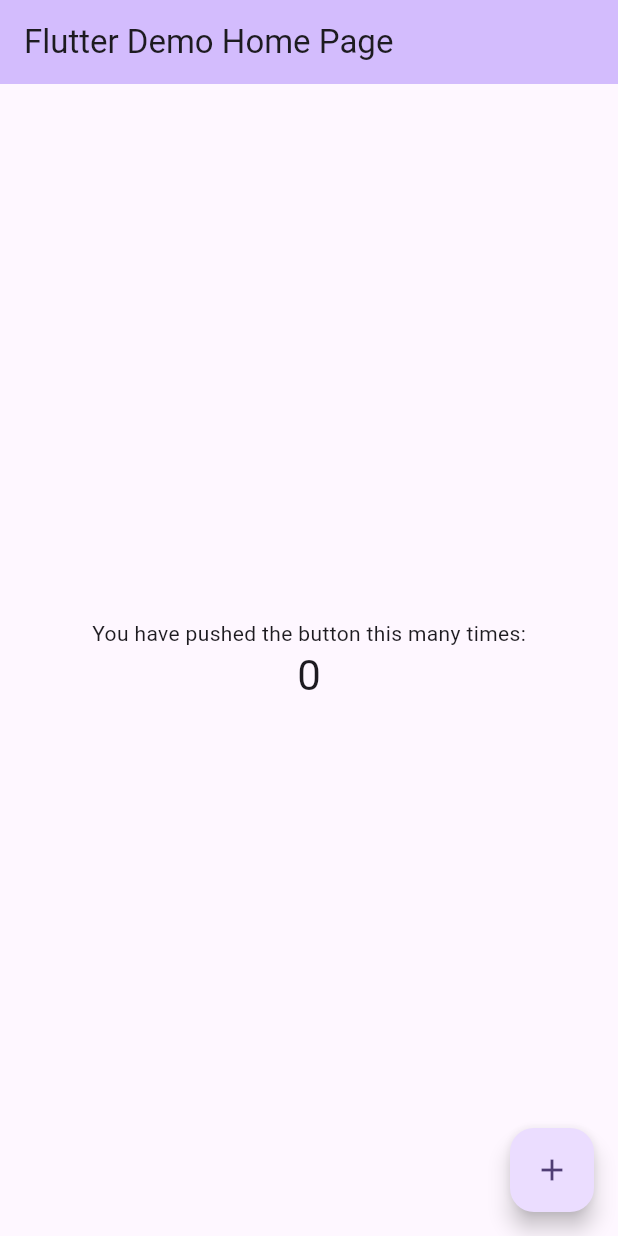
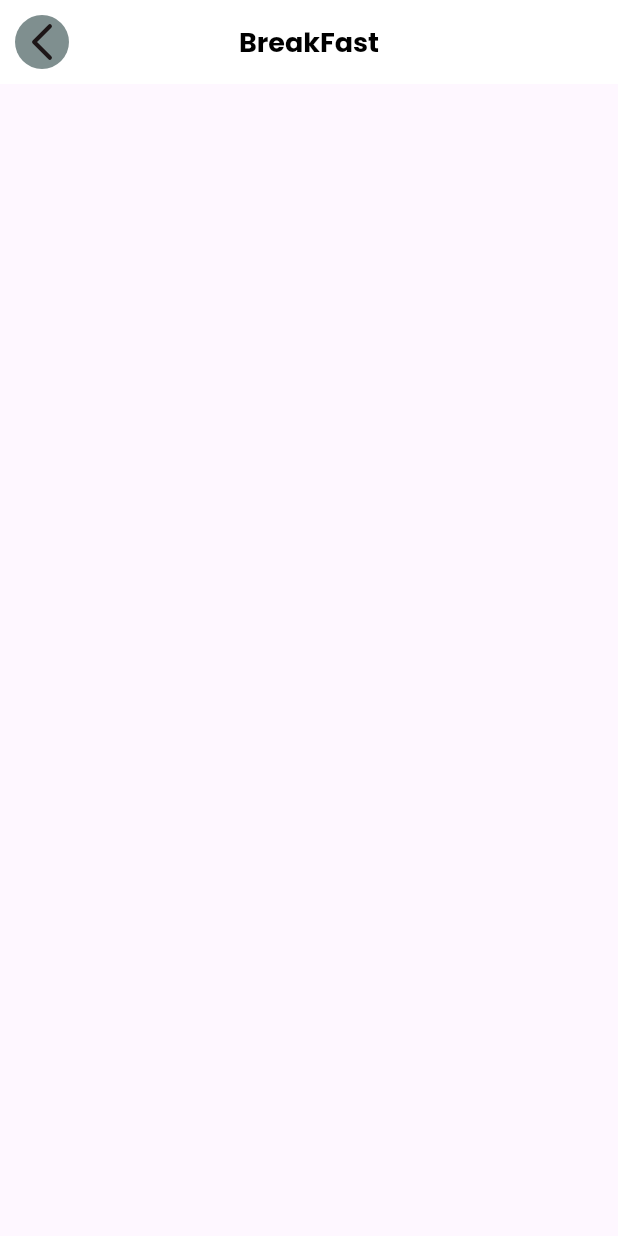
Before and after one commit to AfsanaDev/breakfast_shop, a Flutter app: the screen it shows after launch, on a phone screen of 412 x 824 dp. Run offline on Flutter 3.47's test engine with Material 3 defaults, Android fonts, the phone set to English and light mode, and no system bars; our stand-ins replace flutter_svg.

Commit message:
add packages in pubspec file, added other needed things

```diff
--- a/lib/main.dart
+++ b/lib/main.dart
@@ -1,4 +1,7 @@
+import 'package:breakfast_shop/pages/home.dart';
 import 'package:flutter/material.dart';
+
+
 
 void main() {
   runApp(const MyApp());
@@ -11,115 +14,9 @@
   @override
   Widget build(BuildContext context) {
     return MaterialApp(
-      title: 'Flutter Demo',
-      theme: ThemeData(
-        // This is the theme of your application.
-        //
-        // TRY THIS: Try running your application with "flutter run". You'll see
-        // the application has a purple toolbar. Then, without quitting the app,
-        // try changing the seedColor in the colorScheme below to Colors.green
-        // and then invoke "hot reload" (save your changes or press the "hot
-        // reload" button in a Flutter-supported IDE, or press "r" if you used
-        // the command line to start the app).
-        //
-        // Notice that the counter didn't reset back to zero; the application
-        // state is not lost during the reload. To reset the state, use hot
-        // restart instead.
-        //
-        // This works for code too, not just values: Most code changes can be
-        // tested with just a hot reload.
-        colorScheme: ColorScheme.fromSeed(seedColor: Colors.deepPurple),
-        useMaterial3: true,
-      ),
-      home: const MyHomePage(title: 'Flutter Demo Home Page'),
+      debugShowCheckedModeBanner: false,
+      theme: ThemeData( fontFamily: 'Poppins'),
+      home:const HomePage()
     );
   }
 }
-
-class MyHomePage extends StatefulWidget {
-  const MyHomePage({super.key, required this.title});
-
-  // This widget is the home page of your application. It is stateful, meaning
-  // that it has a State object (defined below) that contains fields that affect
-  // how it looks.
-
-  // This class is the configuration for the state. It holds the values (in this
-  // case the title) provided by the parent (in this case the App widget) and
-  // used by the build method of the State. Fields in a Widget subclass are
-  // always marked "final".
-
-  final String title;
-
-  @override
-  State<MyHomePage> createState() => _MyHomePageState();
-}
-
-class _MyHomePageState extends State<MyHomePage> {
-  int _counter = 0;
-
-  void _incrementCounter() {
-    setState(() {
-      // This call to setState tells the Flutter framework that something has
-      // changed in this State, which causes it to rerun the build method below
-      // so that the display can reflect the updated values. If we changed
-      // _counter without calling setState(), then the build method would not be
-      // called again, and so nothing would appear to happen.
-      _counter++;
-    });
-  }
-
-  @override
-  Widget build(BuildContext context) {
-    // This method is rerun every time setState is called, for instance as done
-    // by the _incrementCounter method above.
-    //
-    // The Flutter framework has been optimized to make rerunning build methods
-    // fast, so that you can just rebuild anything that needs updating rather
-    // than having to individually change instances of widgets.
-    return Scaffold(
-      appBar: AppBar(
-        // TRY THIS: Try changing the color here to a specific color (to
-        // Colors.amber, perhaps?) and trigger a hot reload to see the AppBar
-        // change color while the other colors stay the same.
-        backgroundColor: Theme.of(context).colorScheme.inversePrimary,
-        // Here we take the value from the MyHomePage object that was created by
-        // the App.build method, and use it to set our appbar title.
-        title: Text(widget.title),
-      ),
-      body: Center(
-        // Center is a layout widget. It takes a single child and positions it
-        // in the middle of the parent.
-        child: Column(
-          // Column is also a layout widget. It takes a list of children and
-          // arranges them vertically. By default, it sizes itself to fit its
-          // children horizontally, and tries to be as tall as its parent.
-          //
-          // Column has various properties to control how it sizes itself and
-          // how it positions its children. Here we use mainAxisAlignment to
-          // center the children vertically; the main axis here is the vertical
-          // axis because Columns are vertical (the cross axis would be
-          // horizontal).
-          //
-          // TRY THIS: Invoke "debug painting" (choose the "Toggle Debug Paint"
-          // action in the IDE, or press "p" in the console), to see the
-          // wireframe for each widget.
-          mainAxisAlignment: MainAxisAlignment.center,
-          children: <Widget>[
-            const Text(
-              'You have pushed the button this many times:',
-            ),
-            Text(
-              '$_counter',
-              style: Theme.of(context).textTheme.headlineMedium,
-            ),
-          ],
-        ),
-      ),
-      floatingActionButton: FloatingActionButton(
-        onPressed: _incrementCounter,
-        tooltip: 'Increment',
-        child: const Icon(Icons.add),
-      ), // This trailing comma makes auto-formatting nicer for build methods.
-    );
-  }
-}
--- /dev/null
+++ b/lib/pages/home.dart
@@ -0,0 +1,35 @@
+
+import 'package:flutter/material.dart';
+import 'package:flutter_svg/flutter_svg.dart';
+
+class HomePage extends StatelessWidget {
+  const HomePage({super.key});
+
+  @override
+  Widget build(BuildContext context) {
+    return Scaffold(
+      appBar: AppBar(
+        title: Text('BreakFast',
+        style: TextStyle(
+          color: Colors.black,
+          fontSize: 18,
+          fontWeight: FontWeight.bold
+        ) ,
+        ),
+        backgroundColor: Colors.white,
+        elevation: 0.0,
+        centerTitle: true,
+        leading: Container(
+          margin: EdgeInsets.all(10),
+          child: SvgPicture.asset('assets/icons/Arrow - Left 2.svg',
+          ),
+          decoration: BoxDecoration(
+            color: Color(0xff7f8f8f),
+            borderRadius: BorderRadius.circular(18)
+          ),
+        ),
+      ),
+    );
+
+  }
+}
```
Also changed, not shown: pubspec.yaml (+15 -8 lines).
